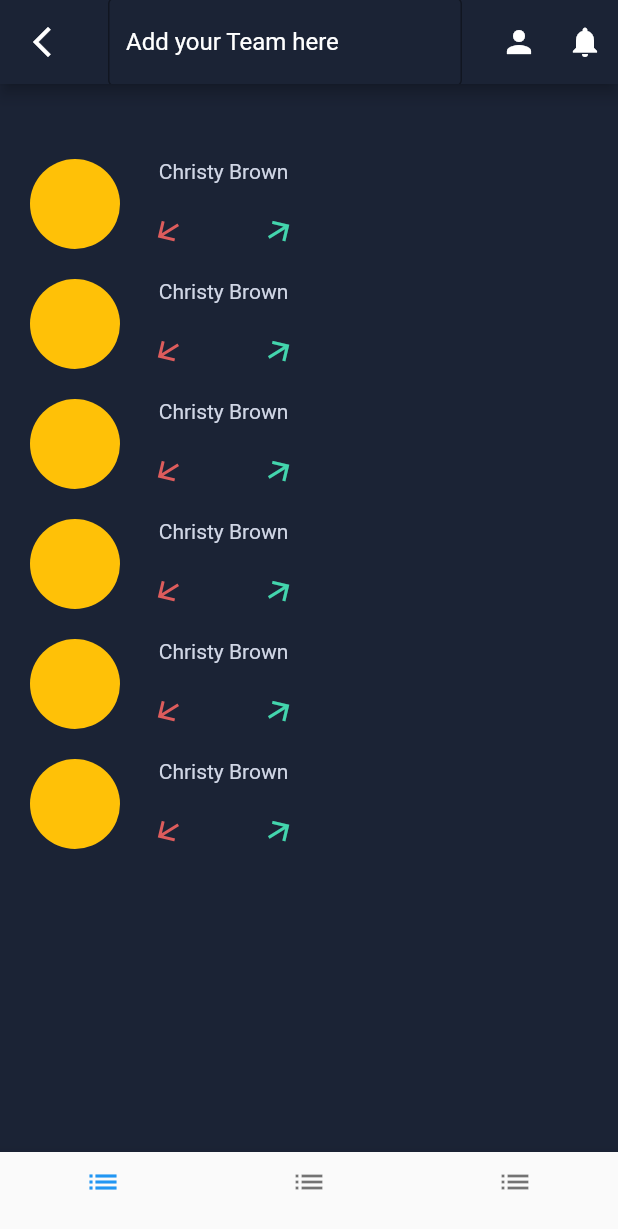
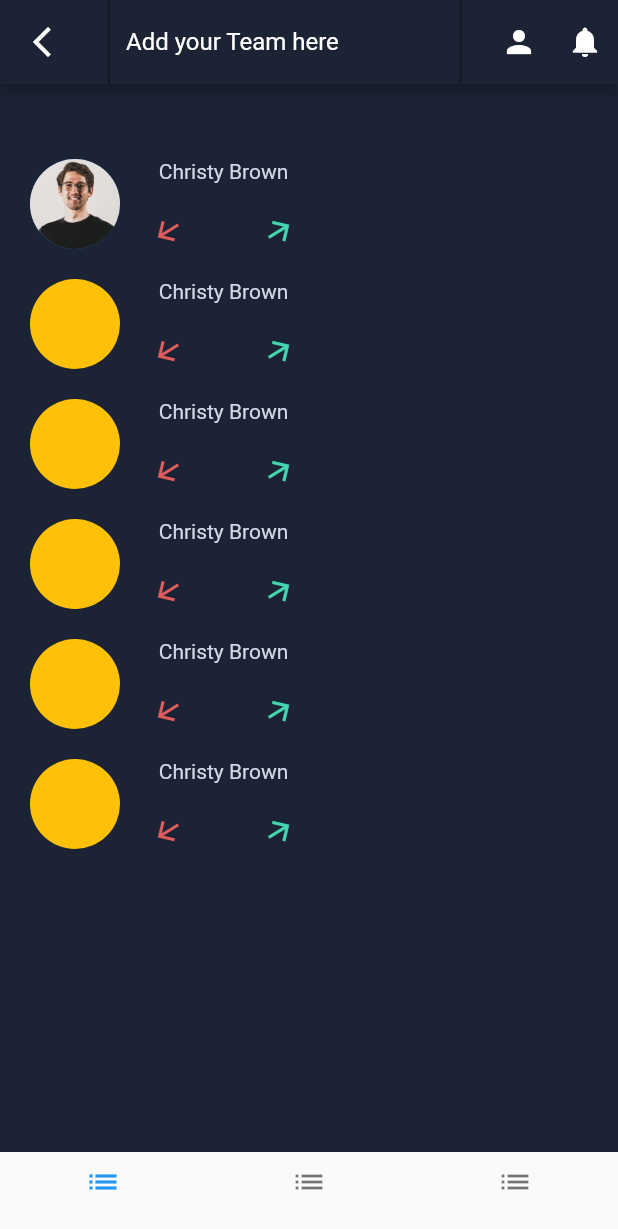
Before and after one commit to Sandy8985/tasqr1, a Flutter app: the screen it shows after launch, on a phone screen of 412 x 824 dp. Shown: the top 1229 px of the screen. Run offline on Flutter 3.47's test engine with Material 2 defaults, Android fonts, the phone set to English and light mode, and no system bars.

Commit message:
clear perfect color1 with page 5

```diff
--- a/lib/main.dart
+++ b/lib/main.dart
@@ -66,7 +66,8 @@ class _MyAppState extends State<MyApp> {
               child: Row(
                 children: [
                   CircleAvatar(
-                    backgroundColor: Colors.amber,
+                    // backgroundColor: Colors.amber,
+                    backgroundImage: AssetImage('images/alex.jpg'),
                     radius: 30,
                   ),
                   Padding(
--- a/pubspec.yaml
+++ b/pubspec.yaml
@@ -61,9 +61,9 @@ flutter:
   uses-material-design: true
 
   # To add assets to your application, add an assets section, like this:
-  # assets:
-  #   - images/a_dot_burr.jpeg
-  #   - images/a_dot_ham.jpeg
+  assets:
+     - images/alex.jpg
+
 
   # An image asset can refer to one or more resolution-specific "variants", see
   # https://flutter.dev/assets-and-images/#resolution-aware
```
Also changed, not shown: images/alex.jpg (added).
